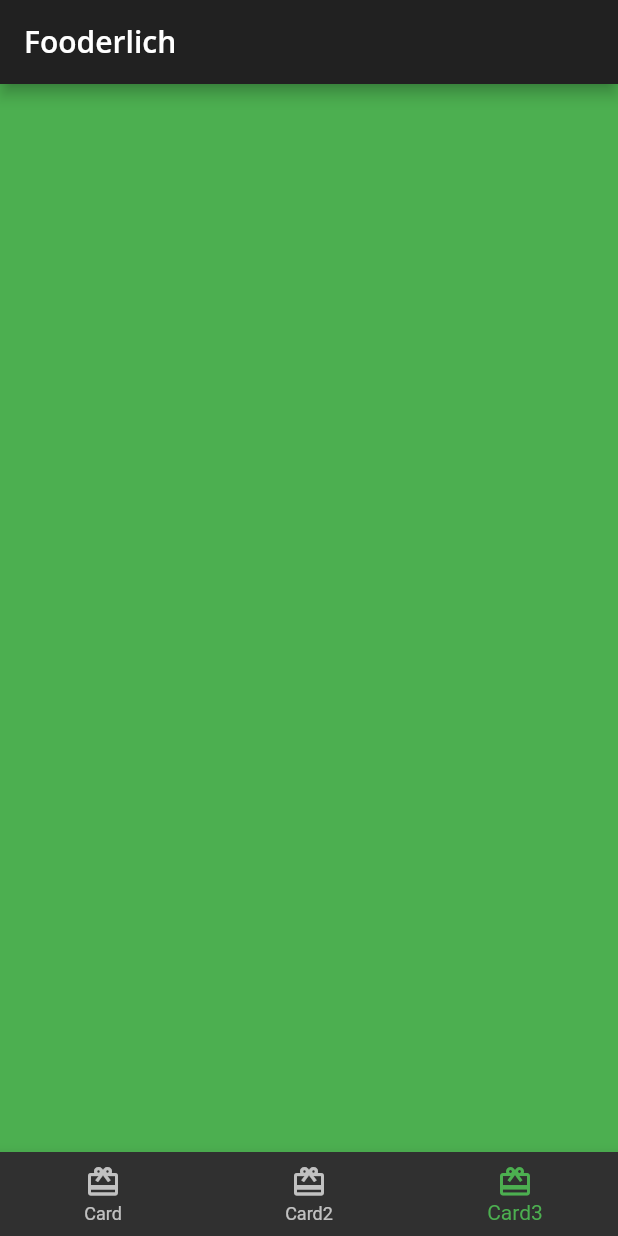
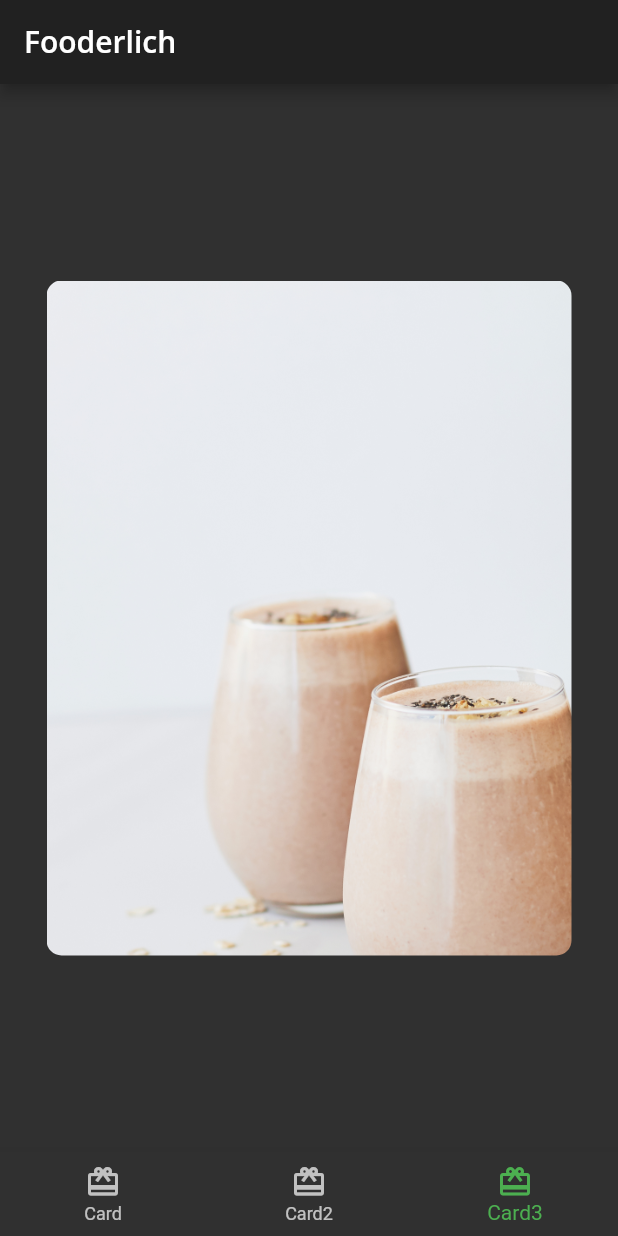
Before and after one commit to kodjofr/fooderlich-flutter-dev, a Flutter app: the screen it shows after launch, item 3 of the bottom bar chosen, on a phone screen of 412 x 824 dp. Run offline on Flutter 3.47's test engine with Material 2 defaults, Android fonts, the phone set to English and light mode, and no system bars; our stand-ins replace google_fonts.

Commit message:
Add Card2 + AuthorCard

```diff
--- /dev/null
+++ b/lib/author_card.dart
@@ -0,0 +1,25 @@
+import 'package:flutter/material.dart';
+import 'fooderlich_theme.dart';
+import 'circle_image.dart';
+
+class AuthorCard extends StatelessWidget {
+  final String authorName;
+  final String title;
+  final ImageProvider? imageProvider;
+
+  const AuthorCard(
+      {super.key,
+      required this.authorName,
+      required this.title,
+      this.imageProvider});
+
+  @override
+  Widget build(BuildContext context) {
+    return Container(
+      padding: const EdgeInsets.all(16),
+      child: Row(
+        children: [],
+      ),
+    );
+  }
+}
--- a/lib/card1.dart
+++ b/lib/card1.dart
@@ -16,14 +16,12 @@ class Card1 extends StatelessWidget {
     return Center(
       child: Container(
         padding: const EdgeInsets.all(16),
-        //2
         constraints: const BoxConstraints.expand(
           width: 350,
           height: 450,
         ),
-        //3
+
         decoration: const BoxDecoration(
-          //4
           image: DecorationImage(
             image: AssetImage('assets/mag1.png'),
             fit: BoxFit.cover,
@@ -72,6 +70,5 @@ class Card1 extends StatelessWidget {
         ),
       )
     );
-    return const Placeholder();
   }
 }
--- /dev/null
+++ b/lib/card2.dart
@@ -0,0 +1,37 @@
+import 'package:flutter/material.dart';
+import 'author_card.dart';
+
+class Card2 extends StatelessWidget {
+  const Card2({super.key});
+
+  @override
+  Widget build(BuildContext context) {
+    return Center(
+      child: Container(
+        constraints: const BoxConstraints.expand(
+          width: 350,
+          height: 450,
+        ),
+        decoration: const BoxDecoration(
+          image: DecorationImage(
+            image: AssetImage('assets/mag5.png'),
+            fit: BoxFit.cover,
+          ),
+          borderRadius: BorderRadius.all(
+            Radius.circular(10.0),
+          ),
+        ),
+        child: Column(
+          children: const [
+            AuthorCard(
+              authorName: 'Gordon Ramsey',
+              title: 'British Cook',
+              imageProvider: AssetImage('assets/author_katz.jpeg'),
+            )
+            // TODO 2: add Postioned text
+          ],
+        ),
+      ),
+    );
+  }
+}
--- /dev/null
+++ b/lib/circle_image.dart
@@ -0,0 +1,18 @@
+import 'package:flutter/material.dart';
+
+class CircleImage extends StatelessWidget {
+  const CircleImage({Key? key, this.imageProvider, this.imageRadius = 20})
+      : super(key: key);
+
+  final double imageRadius;
+  final ImageProvider? imageProvider;
+
+  @override
+  Widget build(BuildContext context) {
+    return CircleAvatar(
+      backgroundColor: Colors.white,
+      radius: imageRadius - 5,
+      backgroundImage: imageProvider,
+    );
+  }
+}
--- a/lib/home.dart
+++ b/lib/home.dart
@@ -1,27 +1,26 @@
 import 'package:flutter/material.dart';
 import 'fooderlich_theme.dart';
 import 'card1.dart';
-
+import 'card2.dart';
 
 class Home extends StatefulWidget {
   const Home({super.key});
 
   @override
+  // ignore: library_private_types_in_public_api
   _HomeState createState() => _HomeState();
 }
 
-class _HomeState extends State<Home>{
+class _HomeState extends State<Home> {
   // Add state variables and functions
 
   int _selectedIndex = 0;
-  static List<Widget> pages = <Widget> [
+  static List<Widget> pages = <Widget>[
     const Card1(),
     Container(color: Colors.red),
-    // TODO : Replace with Card2
+    const Card2(),
     Container(color: Colors.green),
-    // TODO : Replace with Card3
-    Container(color: Colors.blue)
-
+    //Container(color: Colors.blue)
   ];
 
   void _onItemTapped(int index) {
@@ -44,16 +43,13 @@ class _HomeState extends State<Home>{
       body: pages[_selectedIndex],
 
       bottomNavigationBar: BottomNavigationBar(
-        selectedItemColor:
-        Theme.of(context).textSelectionTheme.selectionColor,
-
+        selectedItemColor: Theme.of(context).textSelectionTheme.selectionColor,
         currentIndex: _selectedIndex,
         onTap: _onItemTapped,
-
         items: const <BottomNavigationBarItem>[
           BottomNavigationBarItem(
-              icon: Icon(Icons.card_giftcard),
-              label: 'Card',
+            icon: Icon(Icons.card_giftcard),
+            label: 'Card',
           ),
           BottomNavigationBarItem(
             icon: Icon(Icons.card_giftcard),
```
